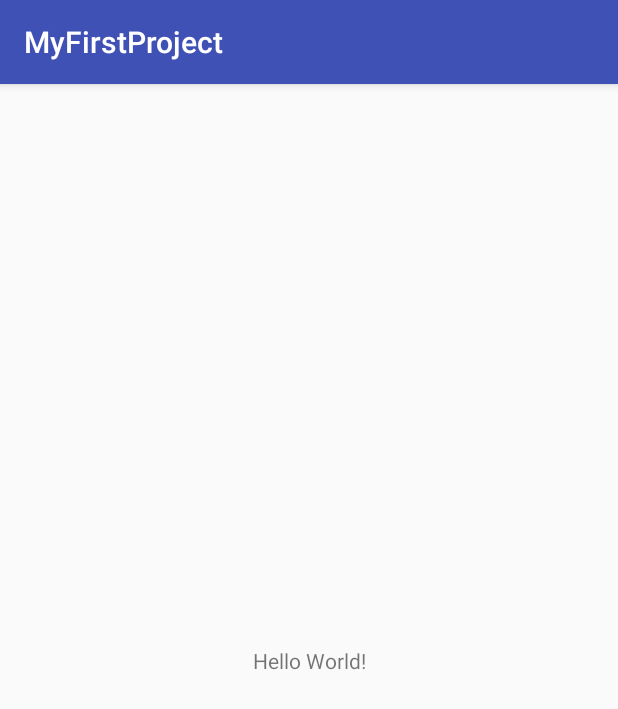
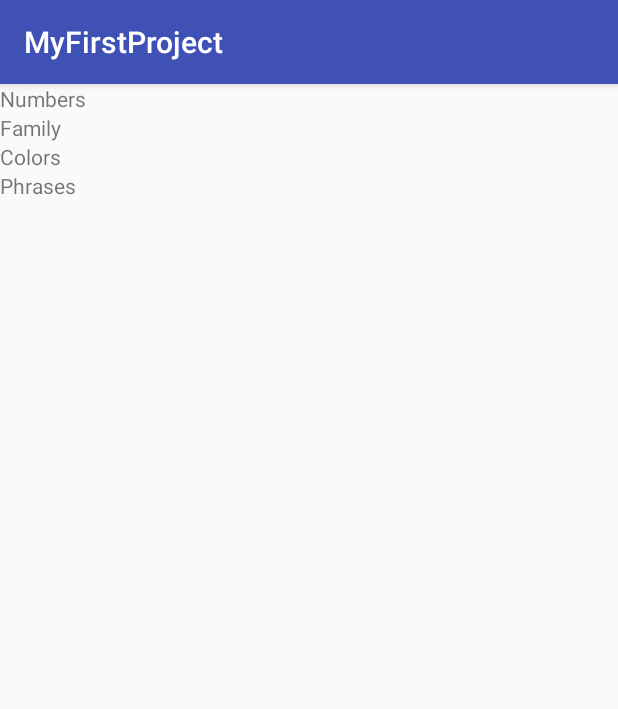
Before and after one commit to toufeeqahamedns/MyFirstProject, an Android app: the screen it shows after launch (MainActivity), on a phone screen of 412 x 824 dp. Shown: the top 709 px of the screen. Run offline under Robolectric (Android 15) with nearby library versions, the phone set to English and light mode, and no system bars.

Commit message:
Added 4 TextViews for the welcome screen.

```diff
--- a/app/src/main/res/layout/activity_main.xml
+++ b/app/src/main/res/layout/activity_main.xml
@@ -1,18 +1,34 @@
 <?xml version="1.0" encoding="utf-8"?>
-<android.support.constraint.ConstraintLayout xmlns:android="http://schemas.android.com/apk/res/android"
+<LinearLayout
+    xmlns:android="http://schemas.android.com/apk/res/android"
     xmlns:app="http://schemas.android.com/apk/res-auto"
     xmlns:tools="http://schemas.android.com/tools"
     android:layout_width="match_parent"
     android:layout_height="match_parent"
+    android:orientation="vertical"
     tools:context=".MainActivity">
 
     <TextView
-        android:layout_width="wrap_content"
+        android:id="@+id/numbers"
+        android:layout_width="match_parent"
         android:layout_height="wrap_content"
-        android:text="Hello World!"
-        app:layout_constraintBottom_toBottomOf="parent"
-        app:layout_constraintLeft_toLeftOf="parent"
-        app:layout_constraintRight_toRightOf="parent"
-        app:layout_constraintTop_toTopOf="parent" />
+        android:text="Numbers" />
 
-</android.support.constraint.ConstraintLayout>
+    <TextView
+        android:id="@+id/family"
+        android:layout_width="match_parent"
+        android:layout_height="wrap_content"
+        android:text="Family" />
+
+    <TextView
+        android:id="@+id/colors"
+        android:layout_width="match_parent"
+        android:layout_height="wrap_content"
+        android:text="Colors" />
+
+    <TextView
+        android:id="@+id/phrases"
+        android:layout_width="match_parent"
+        android:layout_height="wrap_content"
+        android:text="Phrases" />
+</LinearLayout>
```
